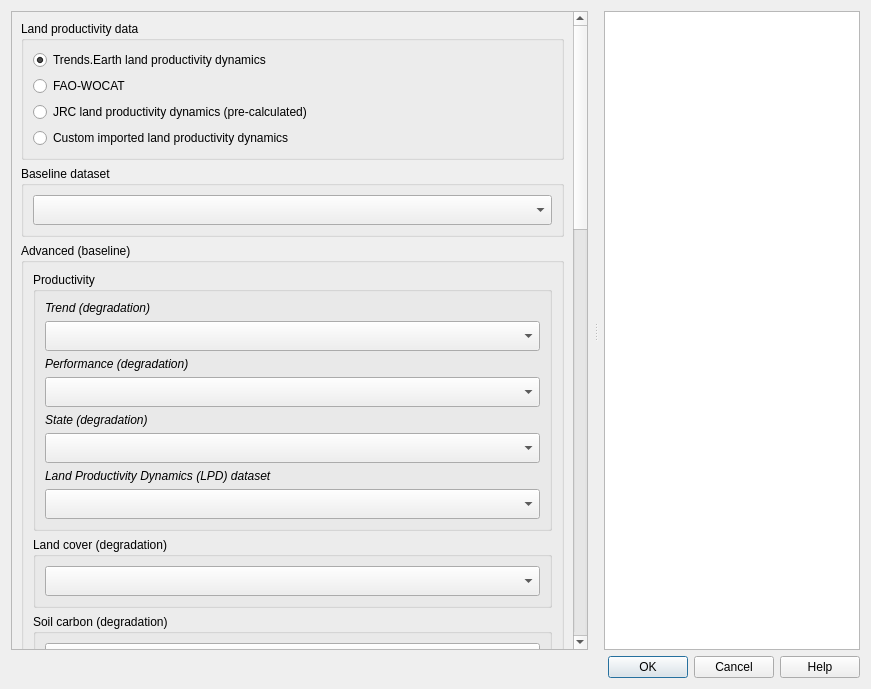
This is LDMP/gui/DlgCalculateLDNSummaryTableAdmin.ui in ConservationInternational/trends.earth as Qt 5 draws it before an edit. The edited form follows.
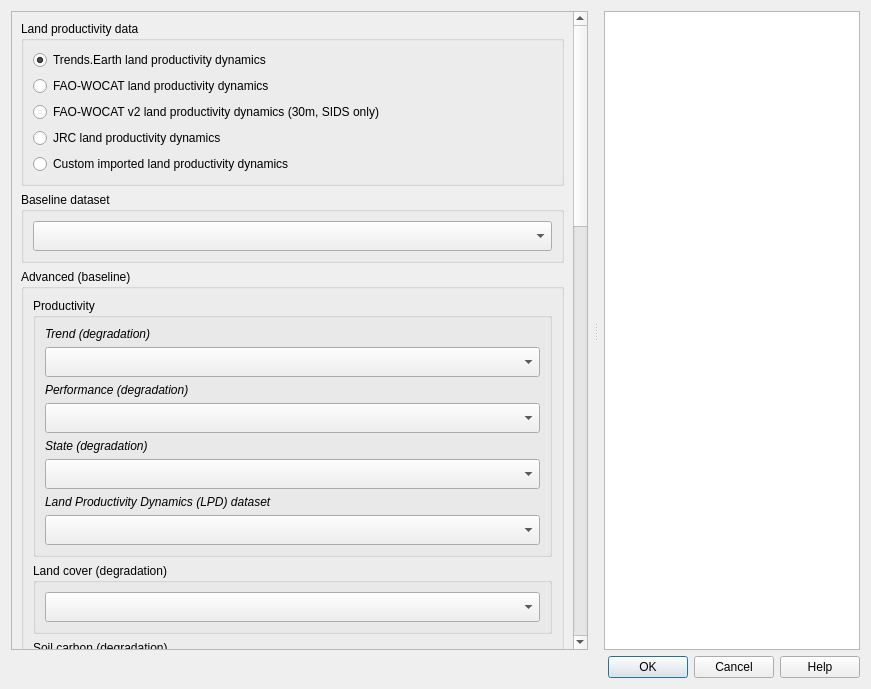
This is the edited form. Custom widgets are drawn as their Qt base class.

Commit message: Add support for 30m SIDS data to SDG Indicator 15.3.1 tool

```diff
--- a/LDMP/gui/DlgCalculateLDNSummaryTableAdmin.ui
+++ b/LDMP/gui/DlgCalculateLDNSummaryTableAdmin.ui
@@ -91,14 +91,24 @@
               <item>
                <widget class="QRadioButton" name="radio_fao_wocat">
                 <property name="text">
-                 <string>FAO-WOCAT</string>
+                 <string>FAO-WOCAT land productivity dynamics</string>
+                </property>
+                <property name="checked">
+                 <bool>false</bool>
+                </property>
+               </widget>
+              </item>
+              <item>
+               <widget class="QRadioButton" name="radio_lpd_fwv2">
+                <property name="text">
+                 <string>FAO-WOCAT v2 land productivity dynamics (30m, SIDS only)</string>
                 </property>
                </widget>
               </item>
               <item>
                <widget class="QRadioButton" name="radio_lpd_precalculated">
                 <property name="text">
-                 <string>JRC land productivity dynamics (pre-calculated)</string>
+                 <string>JRC land productivity dynamics</string>
                 </property>
                 <property name="checked">
                  <bool>false</bool>
```
The commit also changes 2 other files.
